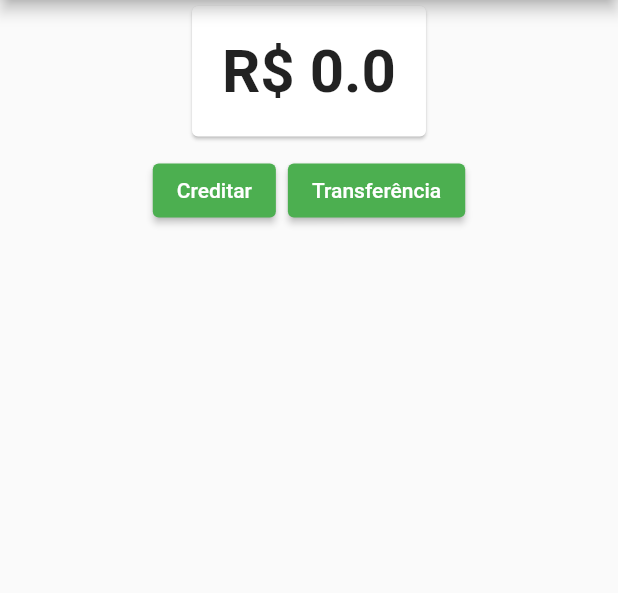
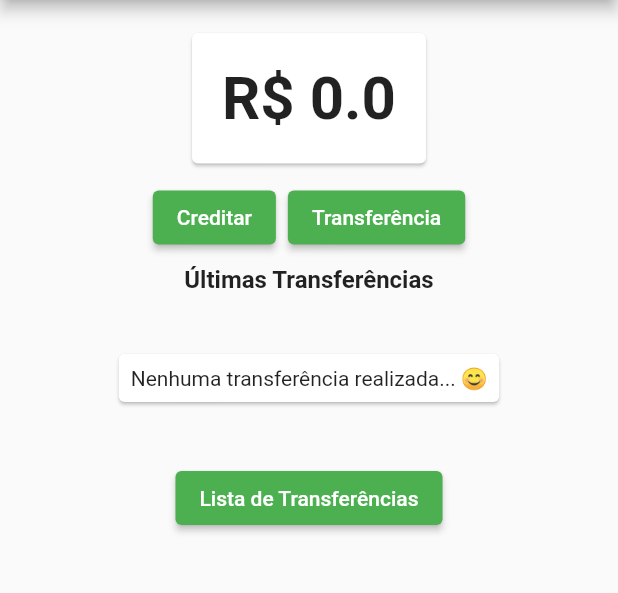
Before and after one commit to heliomarpm/flutter-nbytebank, a Flutter app: the screen it shows after launch, on a phone screen of 412 x 824 dp, the part 84-677 px from its top. Run offline on Flutter 3.47's test engine with Material 2 defaults, Android fonts, the phone set to English and light mode, and no system bars.

Commit message:
v1.4 - lista ultimas transferencias

```diff
--- a/lib/pages/dashboard/dashboard.page.dart
+++ b/lib/pages/dashboard/dashboard.page.dart
@@ -2,6 +2,8 @@ import 'package:flutter/material.dart';
 import 'package:nbytebank/pages/dashboard/saldo_card.dart';
 import 'package:nbytebank/pages/deposito/deposito_form.page.dart';
 import 'package:nbytebank/pages/transferencia/transferencia_form.page.dart';
+import 'package:nbytebank/pages/transferencia/transferencia_lista.page.dart';
+import 'package:nbytebank/pages/transferencia/ultimas_transferencias.dart';
 
 class DashboardPage extends StatelessWidget {
   const DashboardPage({Key? key}) : super(key: key);
@@ -12,7 +14,9 @@ class DashboardPage extends StatelessWidget {
         appBar: AppBar(
           title: const Text('New Bytebank'),
         ),
-      body: ListView(children: [
+        body: Padding(
+          padding: EdgeInsets.all(18),
+          child: ListView(children: [
             const Align(
               alignment: Alignment.topCenter,
               child: SaldoCard(),
@@ -36,10 +40,10 @@ class DashboardPage extends StatelessWidget {
                     ),
                   ),
                 ),
-
               ],
-        )
+            ),
+            UltimasTransferencias(),
           ]),
-    );
+        ));
   }
 }
--- /dev/null
+++ b/lib/pages/transferencia/ultimas_transferencias.dart
@@ -0,0 +1,67 @@
+import 'dart:math' as math;
+
+import 'package:flutter/material.dart';
+import 'package:nbytebank/models/transferencias.model.dart';
+import 'package:nbytebank/pages/transferencia/transferencia_lista.page.dart';
+import 'package:provider/provider.dart';
+
+class UltimasTransferencias extends StatelessWidget {
+  const UltimasTransferencias({Key? key}) : super(key: key);
+
+  @override
+  Widget build(BuildContext context) {
+    return Column(children: [
+      const Text(
+        "Últimas Transferências",
+        style: TextStyle(
+          fontSize: 16,
+          fontWeight: FontWeight.bold,
+        ),
+      ),
+      Consumer<TransferenciasModel>(
+        builder: (context, model, child) {
+          final transferencias = model.transferencias.reversed.toList();
+          final int iCount = math.min(2, transferencias.length);
+
+          if (iCount == 0) {
+            return const SemTransferencias();
+          }
+
+          return ListView.builder(
+            padding: const EdgeInsets.all(8),
+            itemCount: iCount,
+            shrinkWrap: true,
+            itemBuilder: (context, index) {
+              return ItemTransferencia(transferencias[index]);
+            },
+          );
+        },
+      ),
+      ElevatedButton(
+        child: const Text('Lista de Transferências'),
+        onPressed: () => Navigator.of(context).push(
+          MaterialPageRoute(
+            builder: (context) => const TransferenciaListaPage(),
+          ),
+        ),
+      ),
+    ]);
+  }
+}
+
+class SemTransferencias extends StatelessWidget {
+  const SemTransferencias({Key? key}) : super(key: key);
+
+  @override
+  Widget build(BuildContext context) {
+    return const Card(
+        margin: EdgeInsets.all(40),
+        child: Padding(
+          padding: EdgeInsets.all(8),
+          child: Text(
+            'Nenhuma transferência realizada... 😊',
+            textAlign: TextAlign.center,
+          ),
+        ));
+  }
+}
```
Also changed, not shown: lib/models/transferencia.model.dart (+8 -0 lines), lib/pages/transferencia/transferencia_lista.page.dart (+20 -34 lines). Lines whose indentation alone changed are shown as unchanged.
